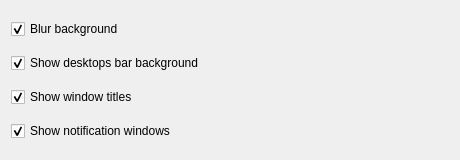
First picture: the form in contents/ui/config.ui, repository tcorreabr/Parachute, before the edit.
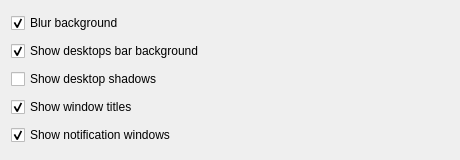
Second picture: the form after the edit.

Commit message: Option to show/hide desktop shadows

```diff
--- a/contents/ui/config.ui
+++ b/contents/ui/config.ui
@@ -32,6 +32,16 @@
     </widget>
    </item>
    <item row="2" column="0">
+    <widget class="QCheckBox" name="kcfg_showDesktopShadows">
+     <property name="text">
+      <string>Show desktop shadows</string>
+     </property>
+     <property name="checked">
+      <bool>false</bool>
+     </property>
+    </widget>
+   </item>
+   <item row="3" column="0">
     <widget class="QCheckBox" name="kcfg_showWindowTitles">
      <property name="text">
       <string>Show window titles</string>
@@ -41,7 +51,7 @@
      </property>
     </widget>
    </item>
-   <item row="3" column="0">
+   <item row="4" column="0">
     <widget class="QCheckBox" name="kcfg_showNotificationWindows">
      <property name="text">
       <string>Show notification windows</string>
```
Left out of the diff: 1 changed line with no effect on the pictures. The commit also changes 3 other files.
